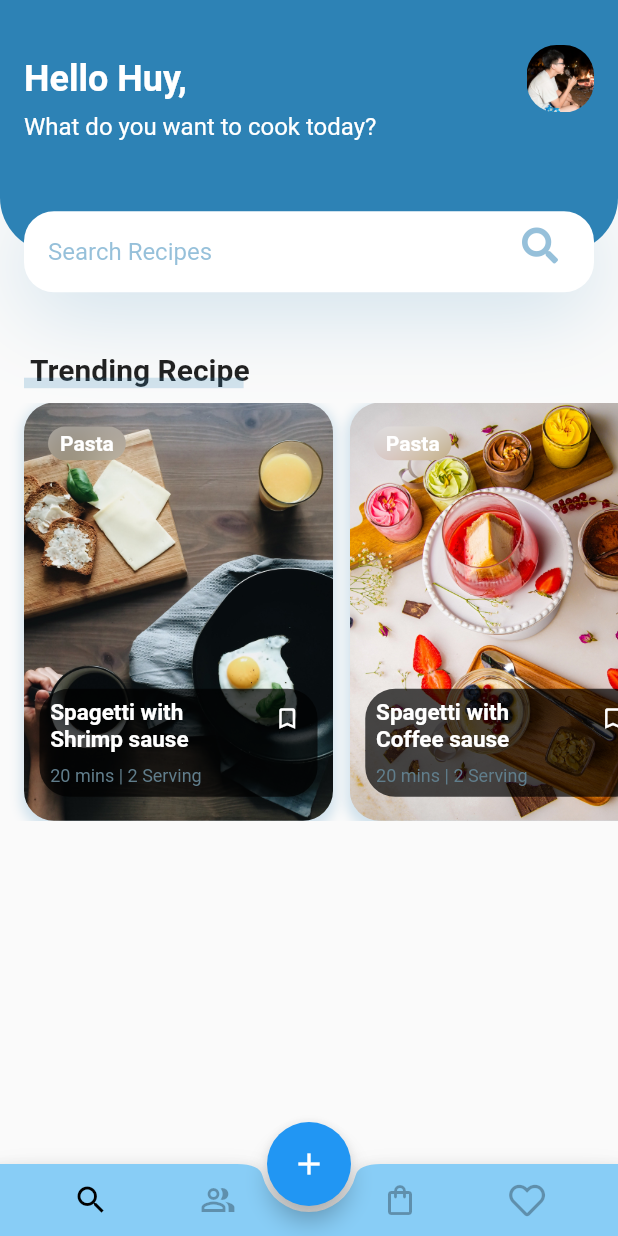
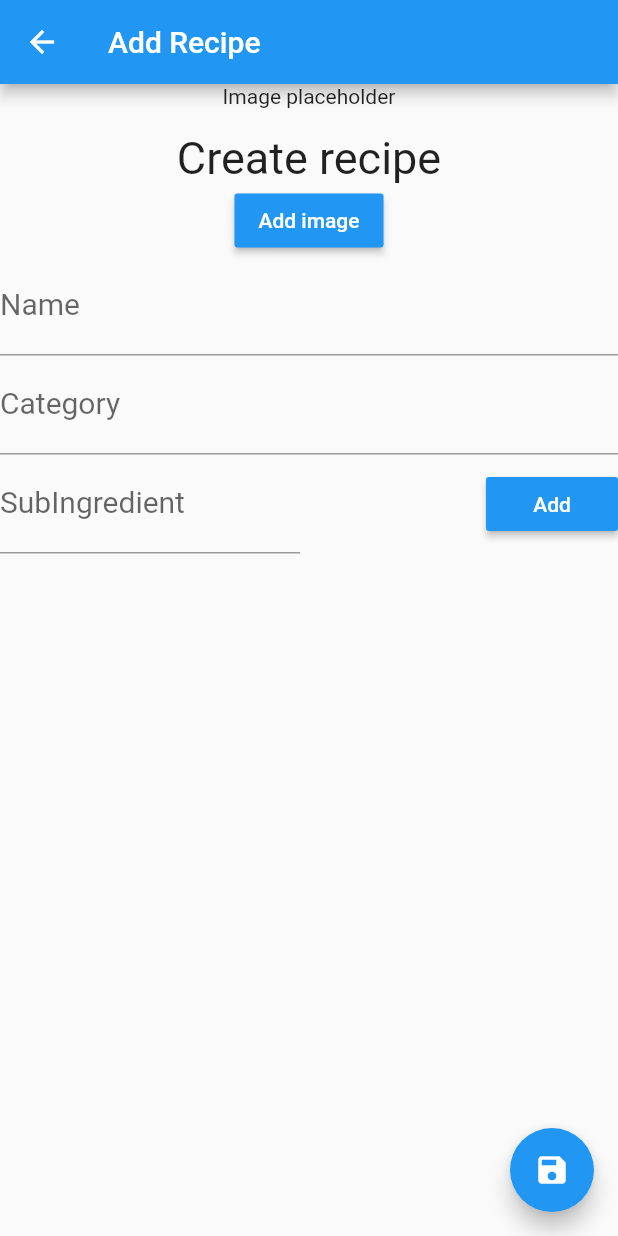
Before and after one commit to duchuongnguyen/cooking_master, a Flutter app: the screen it shows once a user with an empty profile is signed in, after a tap on the "add" icon, on a phone screen of 412 x 824 dp. Run offline on Flutter 3.47's test engine with Material 2 defaults, Android fonts, the phone set to English and light mode, and no system bars; our stand-ins replace cloud_firestore, firebase_auth, firebase_core, firebase_storage, font_awesome_flutter, google_fonts and 3 more; missing offline and left inert: flutter_login_facebook; accounts and stored records are empty; generated files the repository leaves out were written again.

Commit message:
done upload recipe

```diff
--- a/lib/main.dart
+++ b/lib/main.dart
@@ -1,4 +1,4 @@
-
+import 'package:cooking_master/notifier/recipe_notifier.dart';
 import 'package:cooking_master/screens/landing_page.dart';
 import 'package:cooking_master/screens/splash_screen.dart';
 import 'package:cooking_master/services/auth.dart';
@@ -7,6 +7,7 @@ import 'package:flutter/material.dart';
 import 'package:flutter_gen/gen_l10n/app_localizations.dart';
 import 'package:firebase_core/firebase_core.dart';
 import 'package:provider/provider.dart';
+
 void main() async {
   WidgetsFlutterBinding.ensureInitialized();
   await Firebase.initializeApp();
@@ -16,9 +17,15 @@ void main() async {
 class CookingMasterApp extends StatelessWidget {
   @override
   Widget build(BuildContext context) {
-    //return MaterialApp(home: EmailSignInPage());
-    return Provider<AuthBase>(
-      create: (context) => Auth(),
+    return MultiProvider(
+      providers: [
+        Provider<AuthBase>(
+          create: (_) => Auth(),
+        ),
+        ChangeNotifierProvider(
+          create: (_) => RecipeNotifier(),
+        ),
+      ],
       child: MaterialApp(
         localizationsDelegates: AppLocalizations.localizationsDelegates,
         supportedLocales: AppLocalizations.supportedLocales,
--- /dev/null
+++ b/lib/models/recipe_model.dart
@@ -0,0 +1,53 @@
+import 'package:cloud_firestore/cloud_firestore.dart';
+
+class Recipe {
+  String id;
+  //String owner;
+  String name;
+  //String description;
+  String category;
+  // int yields;
+  // int prepTime;
+  // int cookTime;
+  List ingredients = [];
+  //List directions = [];
+  String image;
+  Timestamp createdAt;
+  Timestamp updatedAt;
+
+  Recipe();
+
+  Recipe.fromMap(Map<String, dynamic> data) {
+    id = data['id'];
+    //owner = data['owner'];
+    name = data['name'];
+    //description = data['description'];
+    category = data['category'];
+    //yields = data['yields'];
+    //prepTime = data['prepTime'];
+    //cookTime = data['cookTime'];
+    ingredients = data['ingredients'];
+    //directions = data['directions'];
+    image = data['image'];
+    createdAt = data['createdAt'];
+    updatedAt = data['updatedAt'];
+  }
+
+  Map<String, dynamic> toMap() {
+    return {
+      'id': id,
+      //'owner': owner,
+      'name': name,
+      //'description': description,
+      'category': category,
+      //'yields': yields,
+      //'prepTime': prepTime,
+      //'cookTime': cookTime,
+      'ingredients': ingredients,
+      // 'directions': directions,
+      'image': image,
+      'createdAt': createdAt,
+      'updatedAt': updatedAt,
+    };
+  }
+}
--- /dev/null
+++ b/lib/notifier/recipe_notifier.dart
@@ -0,0 +1,32 @@
+import 'dart:collection';
+import 'package:cooking_master/models/recipe_model.dart';
+import 'package:flutter/cupertino.dart';
+
+class RecipeNotifier with ChangeNotifier {
+  List<Recipe> _recipeList = [];
+  Recipe _currentRecipe;
+
+  UnmodifiableListView<Recipe> get recipeList => UnmodifiableListView(_recipeList);
+
+  Recipe get currentRecipe => _currentRecipe;
+
+  set recipeList(List<Recipe> recipeList) {
+    _recipeList = recipeList;
+    notifyListeners();
+  }
+
+  set currentRecipe(Recipe recipe) {
+    _currentRecipe = recipe;
+    notifyListeners();
+  }
+
+  addRecipe(Recipe recipe) {
+    _recipeList.insert(0, recipe);
+    notifyListeners();
+  }
+
+  deleteRecipe(Recipe recipe) {
+    _recipeList.removeWhere((_recipe) => _recipe.id == recipe.id);
+    notifyListeners();
+  }
+}
--- a/lib/screens/home_screen.dart
+++ b/lib/screens/home_screen.dart
@@ -1,14 +1,16 @@
 import 'package:cooking_master/constants/color_constant.dart';
+import 'package:cooking_master/notifier/recipe_notifier.dart';
 import 'package:cooking_master/screens/Home/body.dart';
+import 'package:cooking_master/screens/recipe_form_screen.dart';
 import 'package:flutter/cupertino.dart';
 import 'package:flutter/material.dart';
 import 'package:flutter/rendering.dart';
 import 'package:flutter/widgets.dart';
 import 'package:font_awesome_flutter/font_awesome_flutter.dart';
-
+import 'package:provider/provider.dart';
 
 class HomeScreen extends StatefulWidget {
-    const HomeScreen({Key key}) : super(key: key);
+  const HomeScreen({Key key}) : super(key: key);
 
   @override
   _HomeScreenState createState() => _HomeScreenState();
@@ -23,6 +25,8 @@ class _HomeScreenState extends State<HomeScreen> {
   @override
   Widget build(BuildContext context) {
     Size size = MediaQuery.of(context).size;
+    RecipeNotifier recipeNotifier = Provider.of<RecipeNotifier>(context);
+
     return Scaffold(
       appBar: AppBar(
         elevation: 0,
@@ -32,7 +36,18 @@ class _HomeScreenState extends State<HomeScreen> {
       body: Body(size: size),
       resizeToAvoidBottomInset: false,
       floatingActionButton: FloatingActionButton(
-        onPressed: () => {},
+        onPressed: () {
+          recipeNotifier.currentRecipe = null;
+          Navigator.of(context).push(
+            MaterialPageRoute(
+              builder: (BuildContext context) {
+                return RecipeFormScreen(
+                  isUpdating: false,
+                );
+              },
+            ),
+          );
+        },
         child: Container(
           margin: EdgeInsets.all(6.0),
           child: Icon(Icons.add),
--- /dev/null
+++ b/lib/screens/recipe_form_screen.dart
@@ -0,0 +1,290 @@
+import 'dart:io';
+
+import 'package:cooking_master/models/recipe_model.dart';
+import 'package:cooking_master/notifier/recipe_notifier.dart';
+import 'package:cooking_master/services/recipe.dart';
+import 'package:flutter/cupertino.dart';
+import 'package:flutter/material.dart';
+import 'package:flutter/services.dart';
+import 'package:image_picker/image_picker.dart';
+import 'package:provider/provider.dart';
+
+class RecipeFormScreen extends StatefulWidget {
+  final bool isUpdating;
+
+  RecipeFormScreen({
+    Key key,
+    @required this.isUpdating,
+  }) : super(key: key);
+
+  _RecipeFormScreenState createState() => _RecipeFormScreenState();
+}
+
+class _RecipeFormScreenState extends State<RecipeFormScreen> {
+  final GlobalKey<FormState> _formKey = GlobalKey<FormState>();
+  List _subIngredients = [];
+  Recipe _currentRecipe;
+  String _imageUrl;
+  PickedFile _imageFile;
+  TextEditingController subIngredientController = new TextEditingController();
+
+  @override
+  void initState() {
+    super.initState();
+    RecipeNotifier recipeNotifier =
+        Provider.of<RecipeNotifier>(context, listen: false);
+
+    if (recipeNotifier.currentRecipe != null) {
+      _currentRecipe = recipeNotifier.currentRecipe;
+    } else {
+      _currentRecipe = Recipe();
+    }
+
+    _subIngredients.addAll(_currentRecipe.ingredients);
+    _imageUrl = _currentRecipe.image;
+  }
+
+  Widget _showImage() {
+    if (_imageFile == null && _imageUrl == null) {
+      return Text('Image placeholder');
+    } else if (_imageFile != null) {
+      print('showing image from local file');
+      return Stack(
+        alignment: AlignmentDirectional.bottomCenter,
+        children: <Widget>[
+          Image.file(
+            File(_imageFile.path),
+            fit: BoxFit.cover,
+            height: 250,
+          ),
+          FlatButton(
+            padding: EdgeInsets.all(16),
+            color: Colors.black54,
+            onPressed: () => _getLocalImage(),
+            child: Text(
+              'Change Image',
+              style: TextStyle(
+                color: Colors.white,
+                fontSize: 22,
+                fontWeight: FontWeight.w400,
+              ),
+            ),
+          ),
+        ],
+      );
+    } else if (_imageUrl != null) {
+      print('showing image from url');
+      return Stack(
+        alignment: AlignmentDirectional.bottomCenter,
+        children: <Widget>[
+          Image.network(
+            _imageUrl,
+            fit: BoxFit.cover,
+            height: 250,
+          ),
+          FlatButton(
+            padding: EdgeInsets.all(16),
+            color: Colors.black54,
+            onPressed: () => _getLocalImage(),
+            child: Text(
+              'Change Image',
+              style: TextStyle(
+                color: Colors.white,
+                fontSize: 22,
+                fontWeight: FontWeight.w400,
+              ),
+            ),
+          ),
+        ],
+      );
+    }
+  }
+
+  Future _getLocalImage() async {
+    final imageFile = await ImagePicker.platform.pickImage(
+      source: ImageSource.gallery,
+      imageQuality: 50,
+      maxWidth: 400,
+    );
+
+    if (imageFile != null) {
+      setState(() {
+        _imageFile = imageFile;
+      });
+    }
+  }
+
+  Widget _buildNameField() {
+    return TextFormField(
+      decoration: InputDecoration(labelText: 'Name'),
+      initialValue: _currentRecipe.name,
+      keyboardType: TextInputType.text,
+      style: TextStyle(fontSize: 20),
+      validator: (String value) {
+        if (value.isEmpty) {
+          return 'Name is required';
+        }
+
+        if (value.length < 3 || value.length > 20) {
+          return 'Name must be more than 3 and less than 20';
+        }
+
+        return null;
+      },
+      onSaved: (String value) {
+        _currentRecipe.name = value;
+      },
+    );
+  }
+
+  Widget _buildCategoryField() {
+    return TextFormField(
+      decoration: InputDecoration(labelText: 'Category'),
+      initialValue: _currentRecipe.category,
+      keyboardType: TextInputType.text,
+      style: TextStyle(fontSize: 20),
+      validator: (String value) {
+        if (value.isEmpty) {
+          return 'Category is required';
+        }
+
+        if (value.length < 3 || value.length > 20) {
+          return 'Category must be more than 3 and less than 20';
+        }
+
+        return null;
+      },
+      onSaved: (String value) {
+        _currentRecipe.category = value;
+      },
+    );
+  }
+
+  _buildSubIngredientField() {
+    return SizedBox(
+      width: 200,
+      child: TextField(
+        controller: subIngredientController,
+        keyboardType: TextInputType.text,
+        decoration: InputDecoration(labelText: 'SubIngredient'),
+        style: TextStyle(fontSize: 20),
+      ),
+    );
+  }
+
+  _addSubIngredient(String text) {
+    if (text.isNotEmpty) {
+      setState(() {
+        _subIngredients.add(text);
+      });
+      subIngredientController.clear();
+    }
+  }
+
+  _saveRecipe(context) {
+    if (!_formKey.currentState.validate()) {
+      return;
+    }
+
+    _formKey.currentState.save();
+    _currentRecipe.ingredients = _subIngredients;
+
+    uploadRecipeAndImage(
+        _currentRecipe, widget.isUpdating, File(_imageFile.path));
+
+    print("name: ${_currentRecipe.name}");
+    print("category: ${_currentRecipe.category}");
+    print("ingredients: ${_currentRecipe.ingredients.toString()}");
+    print("imageFile: ${_imageFile.toString()}");
+    print("imageUrl: $_imageUrl");
+  }
+
+  @override
+  Widget build(BuildContext context) {
+    return Scaffold(
+      appBar: AppBar(
+        title: Text('Add Recipe'),
+      ),
+      body: SingleChildScrollView(
+        child: Form(
+          key: _formKey,
+          child: Column(
+            children: <Widget>[
+              _showImage(),
+              SizedBox(height: 16),
+              Text(
+                widget.isUpdating ? 'Edit recipe' : 'Create recipe',
+                textAlign: TextAlign.center,
+                style: TextStyle(fontSize: 30),
+              ),
+              _imageFile == null && _imageUrl == null
+                  ? ButtonTheme(
+                      child: RaisedButton(
+                        onPressed: () => _getLocalImage(),
+                        child: Text(
+                          'Add image',
+                          style: TextStyle(color: Colors.white),
+                        ),
+                      ),
+                    )
+                  : SizedBox(height: 0),
+              _buildNameField(),
+              _buildCategoryField(),
+              // _buildYieldsField(),
+              // _buildPreptimeField(),
+              // _buildCooktimeField(),
+              Row(
+                mainAxisAlignment: MainAxisAlignment.spaceBetween,
+                children: <Widget>[
+                  _buildSubIngredientField(),
+                  ButtonTheme(
+                    child: RaisedButton(
+                      child: Text(
+                        'Add',
+                        style: TextStyle(color: Colors.white),
+                      ),
+                      onPressed: () =>
+                          _addSubIngredient(subIngredientController.text),
+                    ),
+                  )
+                ],
+              ),
+              SizedBox(height: 16),
+              GridView.count(
+                shrinkWrap: true,
+                scrollDirection: Axis.vertical,
+                padding: EdgeInsets.all(8),
+                crossAxisCount: 3,
+                crossAxisSpacing: 4,
+                mainAxisSpacing: 4,
+                children: _subIngredients
+                    .map(
+                      (ingredient) => Card(
+                        color: Colors.black54,
+                        child: Center(
+                          child: Text(
+                            ingredient,
+                            style: TextStyle(
+                              color: Colors.white,
+                              fontSize: 14,
+                            ),
+                          ),
+                        ),
+                      ),
+                    )
+                    .toList(),
+              ),
+              // _buildDirectionsField(),
+              SizedBox(height: 16),
+            ],
+          ),
+        ),
+      ),
+      floatingActionButton: FloatingActionButton(
+        onPressed: () => _saveRecipe(context),
+        child: Icon(Icons.save),
+        foregroundColor: Colors.white,
+      ),
+    );
+  }
+}
--- a/lib/screens/sign_in/email_sign_in_bloc.dart
+++ b/lib/screens/sign_in/email_sign_in_bloc.dart
@@ -3,11 +3,13 @@ import 'package:cooking_master/services/auth.dart';
 import 'package:flutter/foundation.dart';
 import 'email_sign_in_model.dart';
 import 'package:rxdart/rxdart.dart';
+
 class EmailSignInBloc {
   EmailSignInBloc({@required this.auth});
   final AuthBase auth;
 
-  final _modelSubject = BehaviorSubject<EmailSignInModel>.seeded(EmailSignInModel());
+  final _modelSubject =
+      BehaviorSubject<EmailSignInModel>.seeded(EmailSignInModel());
   Stream<EmailSignInModel> get modelStream => _modelSubject.stream;
   EmailSignInModel get _model => _modelSubject.value;
 
--- /dev/null
+++ b/lib/services/recipe.dart
@@ -0,0 +1,74 @@
+import 'dart:io';
+
+import 'package:cloud_firestore/cloud_firestore.dart';
+import 'package:cooking_master/models/recipe_model.dart';
+import 'package:cooking_master/notifier/recipe_notifier.dart';
+import 'package:firebase_storage/firebase_storage.dart';
+import 'package:path/path.dart' as path;
+import 'package:uuid/uuid.dart';
+
+getRecipes(RecipeNotifier recipeNotifier) async {
+  QuerySnapshot snapshot = await FirebaseFirestore.instance
+      .collection('Recipes')
+      .orderBy("createdAt", descending: true)
+      .get();
+
+  List<Recipe> _recipeList = [];
+
+  snapshot.docs.forEach((document) {
+    Recipe recipe = Recipe.fromMap(document.data());
+    _recipeList.add(recipe);
+  });
+
+  recipeNotifier.recipeList = _recipeList;
+}
+
+uploadRecipeAndImage(Recipe recipe, bool isUpdating, File localFile) async {
+  if (localFile != null) {
+    print("uploading file");
+
+    var fileExtension = path.extension(localFile.path);
+    print(fileExtension);
+
+    var uuid = Uuid().v4();
+
+    final Reference firebaseStorageRef = FirebaseStorage.instance
+        .ref()
+        .child('recipes/images/$uuid$fileExtension');
+
+    await firebaseStorageRef.putFile(localFile);
+
+    String url = await firebaseStorageRef.getDownloadURL();
+    print("download url: $url");
+    _uploadRecipe(recipe, isUpdating, imageUrl: url);
+  } else {
+    print("skipping image upload");
+    _uploadRecipe(recipe, isUpdating);
+  }
+}
+
+_uploadRecipe(Recipe recipe, bool isUpdating, {String imageUrl}) async {
+  CollectionReference recipeRef =
+      await FirebaseFirestore.instance.collection('Recipes');
+
+  if (imageUrl != null) {
+    recipe.image = imageUrl;
+  }
+
+  if (isUpdating) {
+    recipe.updatedAt = Timestamp.now();
+
+    await recipeRef.doc(recipe.id).update(recipe.toMap());
+    print("updated recipe with id: ${recipe.id}");
+  } else {
+    recipe.createdAt = Timestamp.now();
+
+    DocumentReference documentRef = await recipeRef.add(recipe.toMap());
+
+    recipe.id = documentRef.id;
+
+    print("uploaded recipe successfully: ${recipe.toString()}");
+
+    await documentRef.set(recipe.toMap());
+  }
+}
```
Also changed, not shown: pubspec.yaml (+14 -18 lines), pubspec.lock.
